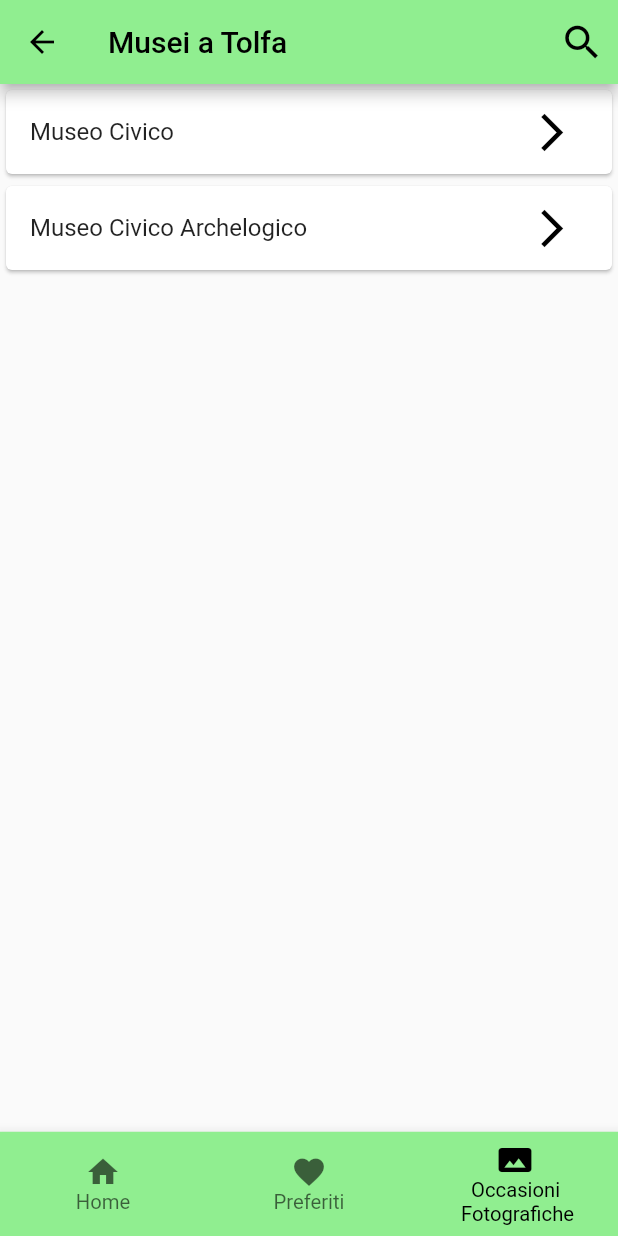
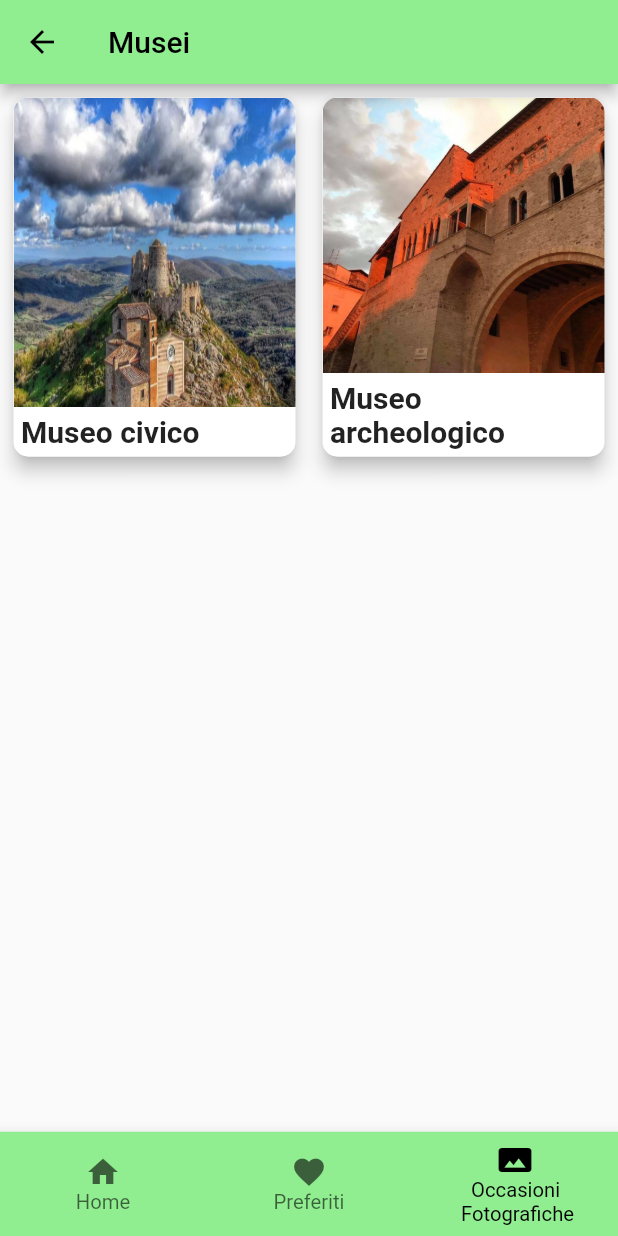
Before and after one commit to LorenzoCristini/borough_king, a Flutter app: the Lista_Attivita screen opened directly, on a phone screen of 412 x 824 dp. Run offline on Flutter 3.47's test engine with Material 2 defaults, Android fonts, the light colour scheme and no system bars.

Commit message:
added musem

```diff
--- a/lib/cardOccFot/lago.dart
+++ b/lib/cardOccFot/lago.dart
@@ -7,7 +7,7 @@ class lago extends StatelessWidget {
   Widget build(BuildContext context) {
     return Scaffold(
       appBar: PreferredSize(
-        preferredSize: Size.fromHeight(235.0),
+        preferredSize: Size.fromHeight(230.0),
         child: AppBar(
             leading: IconButton(
               icon: Icon(
@@ -52,7 +52,7 @@ class lago extends StatelessWidget {
           ),
           Padding(
             padding: EdgeInsets.only(right: 150),
-            child: Text("widgets.Bracciano",
+            child: Text("Bracciano",
                 style: TextStyle(fontSize: 22, fontFamily: "Times New Roman")),
           ),
           Text(
@@ -70,7 +70,7 @@ class lago extends StatelessWidget {
           ),
           Text("Come arrivare?",
               style: TextStyle(fontSize: 20, fontWeight: FontWeight.bold)),
-          Text("Partenza: stazione di widgets.Bracciano",
+          Text("Partenza: stazione di Bracciano",
               style: TextStyle(fontSize: 18)),
           Text("Arrivo: Lago", style: TextStyle(fontSize: 18)),
           SizedBox(
--- a/lib/widgets/Tolfa/musei.dart
+++ b/lib/widgets/Tolfa/musei.dart
@@ -11,47 +11,67 @@ import 'package:borough_king/main.dart';
 
 
 class Lista_Attivita extends StatelessWidget {
-  final List<String> List_Attivita = [
-    'Museo Civico',
-    'Museo Civico Archelogico'
-  ];
+  final List<String> images = ['assets/images/OccFotograf/rocca.jpg','assets/images/OccFotograf/ragione.jpg'];
+
+  final List<String> musei = ['Museo civico','Museo archeologico'];
+  final List<StatelessWidget> classi = [notImplemented(),notImplemented()];
 
   @override
   Widget build(BuildContext context) {
     return Scaffold(
       appBar: AppBar(
-        title: Text("Musei a Tolfa", style: TextStyle(color: Colors.black)),
+        title: Text(
+            "Musei", style: TextStyle(color: Colors.black)),
         backgroundColor: Color(0xff90EE90),
         iconTheme: IconThemeData(color: Colors.black),
-        actions: <Widget>[
-          IconButton(
-            icon: Icon(
-              Icons.search,
-              color: Colors.black,
-              size: 30,
+      ),
+
+      body: GridView.builder(
+
+            itemCount: 2,
+            gridDelegate: SliverGridDelegateWithFixedCrossAxisCount(
+              childAspectRatio: 8.0 / 10.0,
+              crossAxisCount: 2,
             ),
-            onPressed: () {},
-          )
-        ],
-      ),
-      body: ListView.builder(
-        itemCount: List_Attivita.length,
-        itemBuilder: (context, index) {
-          return Card(
-            child: ListTile(
-                onTap: () {},
-                title: Text(List_Attivita[index]),
-                trailing: IconButton(
-                  icon: Icon(
-                    Icons.arrow_forward_ios,
-                    color: Colors.black,
-                    size: 30,
-                  ),
-                  onPressed: () {},
-                )),
-          );
-        },
-      ),
+            itemBuilder: (BuildContext context, int index) {
+              return
+                GestureDetector(
+                    onTap: () {
+                      Navigator.push(context, MaterialPageRoute(
+                          builder: (context) => classi[index]));
+                    },
+                    child: Padding(
+                        padding: EdgeInsets.all(5),
+                        child: Card(
+                            elevation: 5,
+                            semanticContainer: true,
+                            shape: RoundedRectangleBorder(
+                              borderRadius: BorderRadius.circular(10.0),
+                            ),
+                            clipBehavior: Clip.antiAlias,
+                            child: Column(
+                              crossAxisAlignment: CrossAxisAlignment.start,
+                              children: <Widget>[
+                                Expanded(
+                                    child: Container(
+                                      decoration: BoxDecoration(
+                                        image: DecorationImage(
+                                            image: AssetImage(images[index]),
+                                            fit: BoxFit.fill),
+                                      ),
+                                    )),
+                                Padding(
+                                    padding: EdgeInsets.all(5.0),
+                                    child: Text(
+                                      musei[index],
+                                      style: TextStyle(fontSize: 20.0,
+                                          fontWeight: FontWeight.bold),
+                                    )),
+
+                              ],
+                            ))));
+            },
+          ),
       bottomNavigationBar: BottomNavigationBar(
         // Server per inserire la barra inferiore
         currentIndex: 2,
--- a/lib/widgets/occasioni_fotografiche.dart
+++ b/lib/widgets/occasioni_fotografiche.dart
@@ -12,7 +12,7 @@ import "package:borough_king/cardOccFot/scolastica.dart";
 class occasioniFotografiche extends StatelessWidget {
   final List<String> images = ['assets/images/OccFotograf/rocca.jpg','assets/images/OccFotograf/ragione.jpg','assets/images/OccFotograf/lago.jpg','assets/images/OccFotograf/monastero.jpg'];
   final List<String> names = ['La Rocca','Palazzo della ragione','Lago','Monastero di Santa Scolastica'];
-  final List<String> places = ['Tolfa','Anagni','widgets.Bracciano','Subiaco'];
+  final List<String> places = ['Tolfa','Anagni','Bracciano','Subiaco'];
   final List<StatelessWidget> classi = [rocca(), ragione() , lago(), scolastica()];
   @override
   Widget build(BuildContext context) {
--- a/lib/widgets/search.dart
+++ b/lib/widgets/search.dart
@@ -36,7 +36,7 @@ class search extends StatelessWidget {
                       "Tolfa",
                       "Anagni",
                       "Subiaco",
-                      "widgets.Bracciano",
+                      "Bracciano",
                       "Calcata"
                     ];
                     showSearch(context: context, delegate: Search(borghi));
```
Also changed, not shown: lib/widgets/Borghi_Attivita.dart (+10 -12 lines).
